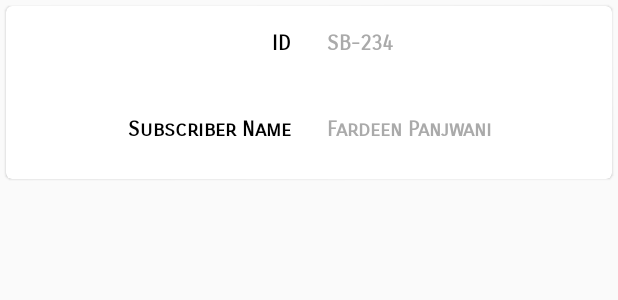
After one commit to AlphaMikeFoxtrot/EDC, an Android app: the layout view_stuff_card.xml on its own in the app's theme, with its tools: preview values and no code run, on a phone screen of 412 x 824 dp. The commit adds this screen. Shown: the top 300 px of the screen. Run offline under Robolectric (Android 15) with nearby library versions, the phone set to English and light mode, and no system bars.

Commit message:
added new act

```diff
--- /dev/null
+++ b/V2/RFC Library/app/src/main/res/layout/view_stuff_card.xml
@@ -0,0 +1,93 @@
+<?xml version="1.0" encoding="utf-8"?>
+<android.support.v7.widget.CardView
+    xmlns:android="http://schemas.android.com/apk/res/android"
+    xmlns:app="http://schemas.android.com/apk/res-auto"
+    app:cardCornerRadius="4dp"
+    android:layout_margin="4dp"
+    app:cardElevation="1dp"
+    xmlns:tools="http://schemas.android.com/tools"
+    android:layout_width="match_parent"
+    android:layout_height="wrap_content">
+
+    <LinearLayout
+        android:layout_width="match_parent"
+        android:layout_height="wrap_content"
+        android:orientation="vertical"
+        android:layout_gravity="center"
+        android:gravity="center">
+
+        <LinearLayout
+            android:layout_width="match_parent"
+            android:layout_height="wrap_content"
+            android:orientation="horizontal"
+            android:gravity="center"
+            android:padding="4dp">
+
+
+            <TextView
+                android:layout_width="0dp"
+                android:layout_height="wrap_content"
+                android:layout_weight="1"
+                android:text="ID"
+                android:gravity="center_vertical|end"
+                android:fontFamily="sans-serif-smallcaps"
+                android:textStyle="bold"
+                android:textColor="@android:color/black"
+                android:layout_margin="8dp"
+                android:padding="4dp"/>
+
+            <TextView
+                android:id="@+id/view_stuff_obj_id"
+                android:layout_width="0dp"
+                android:layout_height="wrap_content"
+                android:layout_weight="1"
+                tools:text="SB-234"
+                android:gravity="center_vertical|start"
+                android:fontFamily="sans-serif-smallcaps"
+                android:textStyle="bold"
+                android:textColor="@android:color/darker_gray"
+                android:layout_margin="8dp"
+                android:padding="4dp"/>
+
+        </LinearLayout>
+
+        <LinearLayout
+            android:layout_width="match_parent"
+            android:layout_height="wrap_content"
+            android:orientation="horizontal"
+            android:gravity="center"
+            android:padding="4dp">
+
+
+            <TextView
+                android:layout_width="0dp"
+                android:layout_height="wrap_content"
+                android:layout_weight="1"
+                android:text="Subscriber Name"
+                android:gravity="center_vertical|end"
+                android:fontFamily="sans-serif-smallcaps"
+                android:textStyle="bold"
+                android:textColor="@android:color/black"
+                android:layout_margin="8dp"
+                android:padding="4dp"/>
+
+            <TextView
+                android:id="@+id/view_stuff_sub_id"
+                android:layout_width="0dp"
+                android:layout_height="wrap_content"
+                android:layout_weight="1"
+                android:ellipsize="end"
+                android:lines="2"
+                tools:text="Fardeen Panjwani"
+                android:gravity="center_vertical|start"
+                android:fontFamily="sans-serif-smallcaps"
+                android:textStyle="bold"
+                android:textColor="@android:color/darker_gray"
+                android:layout_margin="8dp"
+                android:padding="4dp"/>
+
+        </LinearLayout>
+
+    </LinearLayout>
+
+</android.support.v7.widget.CardView>
```
Also changed, not shown: V2/RFC Library/app/src/main/AndroidManifest.xml (+6 -6 lines), V2/RFC Library/app/src/main/java/com/cia/rfclibrary/Adapters/Book/IssuedBookRVAdapter.java (added, +67 -0 lines), V2/RFC Library/app/src/main/java/com/cia/rfclibrary/Classes/Book.java (+49 -2 lines), V2/RFC Library/app/src/main/java/com/cia/rfclibrary/Classes/Subscriber.java (+105 -1 lines), V2/RFC Library/app/src/main/java/com/cia/rfclibrary/Classes/Toy.java (+9 -1 lines), V2/RFC Library/app/src/main/java/com/cia/rfclibrary/HomeScreen.java (+89 -0 lines), V2/RFC Library/app/src/main/java/com/cia/rfclibrary/View.java (added, +52 -0 lines), V2/RFC Library/app/src/main/res/layout/activity_view.xml (added, +15 -0 lines), V2/RFC Library/app/src/main/res/layout/view_stuff_dialog_fragment.xml (added, +13 -0 lines), 3 other files.
